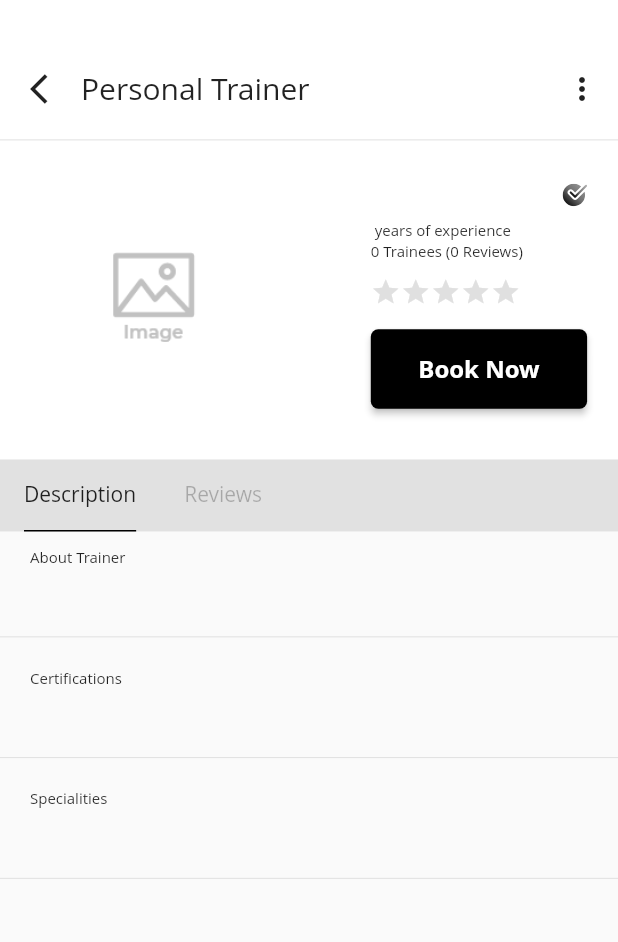
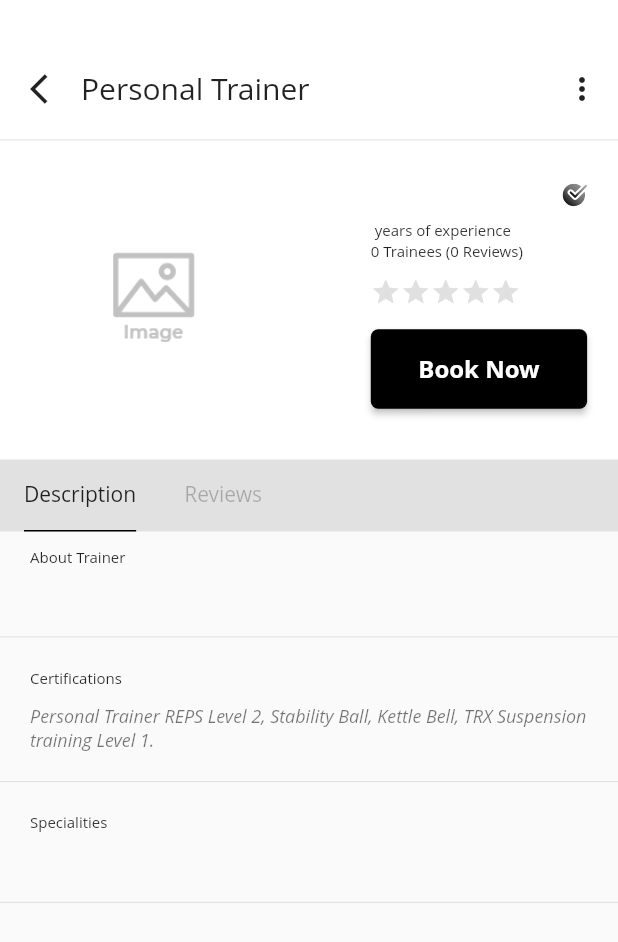
Before and after one commit to NSL-Infotech-PVT-LTD/Fitness-V, a Flutter app: the TrainerDetail screen opened directly with empty values, on a phone screen of 412 x 824 dp. Shown: the top 942 px of the screen. Run offline on Flutter 3.47's test engine with Material 2 defaults, Android fonts, the phone set to English and light mode, and no system bars; our stand-ins replace carousel_slider, connectivity, device_info, dotted_border, flutter_spinkit, flutter_svg and 4 more; missing offline and left inert: flutter_screen_scaler; accounts and stored records are empty; network calls fail.

Commit message:
Responsive issue fixed

```diff
--- a/lib/Bookings/all_bookings.dart
+++ b/lib/Bookings/all_bookings.dart
@@ -37,6 +37,7 @@ class AllBookingsState extends State<AllBookings> {
     _groupClass = false;
     _events = false;
 
+    _bookingList.clear();
     _page = 1;
     _total = 1;
     _isLoading = false;
--- a/lib/GroupClasses/group_classes.dart
+++ b/lib/GroupClasses/group_classes.dart
@@ -187,7 +187,7 @@ class GroupClassState extends State<GroupClass> {
             padding: EdgeInsets.symmetric(vertical: 8.0),
             itemBuilder: (BuildContext context, int index) {
               if (index == users.length) {
-                return buildProgressIndicator(isLoading);
+                return buildProgressIndicatorCenter(isLoading);
               } else {
                 return CustomGroupState(
                     items: CustomGroupClass(
--- a/lib/Methods.dart
+++ b/lib/Methods.dart
@@ -262,6 +262,7 @@ Future<bool> bookingFunction(String auth, context, String model_type,
                 ScaleRoute(
                     page: BookingConfirmed(
                   createdAt: response.data.booking.created_at,
+                      hours: hours,
                   image: response.data.booking.model_type == 'class_schedules'
                       ? response.data.booking.model_detail.class_detail.image
                       : response.data.booking.model_detail.image,
--- a/lib/TrainerPackage/TrainerDetail.dart
+++ b/lib/TrainerPackage/TrainerDetail.dart
@@ -22,7 +22,7 @@ class TrainerDetail extends StatefulWidget {
 
 class TrainerDetailState extends State<TrainerDetail>
     with SingleTickerProviderStateMixin {
-  String fullName = '', expirence = '', services = '', about = '', certifications = '',specialities = '', imgLink;
+  String fullName = '', expirence = '', services = '', about = '', imgLink;
   int trainees = 0, reviewsCount = 0;
   bool is_booked_by_me = false;
   TabController controller;
@@ -66,8 +66,6 @@ class TrainerDetailState extends State<TrainerDetail>
               rating = response.data.trainer.rating_avg;
               expirence = response.data.trainer.expirence;
               trainees = response.data.trainer.booking_cnt;
-              certifications = response.data.trainer.certifications;
-              specialities = response.data.trainer.specialities;
               is_booked_by_me = response.data.trainer.is_booked_by_me;
 
               if (response.data.related.length > 0) {
@@ -376,9 +374,7 @@ class TrainerDetailState extends State<TrainerDetail>
           child: TabBarView(
             controller: controller,
             children: <Widget>[
-              Wrap(
-                children: <Widget>[
-                  Container(
+              SingleChildScrollView(
                 child: Column(
                   crossAxisAlignment: CrossAxisAlignment.start,
                   mainAxisAlignment: MainAxisAlignment.start,
@@ -421,7 +417,7 @@ class TrainerDetailState extends State<TrainerDetail>
                     Padding(
                       padding: EdgeInsets.only(left: 20, top: 10, right: 20),
                       child: Text(
-                           certifications!=null?certifications:'',
+                        'Personal Trainer REPS Level 2, Stability Ball, Kettle Bell, TRX Suspension training Level 1.',
                         style: TextStyle(
                             fontSize: 12,
                             color: Colors.black54,
@@ -447,9 +443,9 @@ class TrainerDetailState extends State<TrainerDetail>
                     Padding(
                       padding: EdgeInsets.only(left: 20, top: 10, right: 20),
                       child: Text(
-                            specialities == null
+                        services == null
                             ? 'Body building. Fitness. Strength and Conditioning. Diet and Nutrition. Supplementation. Contest Prep.'
-                                : specialities,
+                            : services,
                         style: TextStyle(
                           fontSize: 12,
                           color: Colors.black54,
@@ -470,7 +466,7 @@ class TrainerDetailState extends State<TrainerDetail>
                           style: TextStyle(fontSize: 12)),
                     ),
                     Padding(
-                            padding: EdgeInsets.only(left: 20, right: 0),
+                        padding: EdgeInsets.only(left: 20, right: 0,bottom: 20),
                         child: Container(
                           height:200,
                           child: ListView.builder(
@@ -495,10 +491,11 @@ class TrainerDetailState extends State<TrainerDetail>
                             scrollDirection: Axis.horizontal,
                           ),
                         )),
+                    SizedBox(
+                      height: 20,
+                    )
                   ],
                 ),
-                  )
-                ],
               ),
               reviewList.length > 0
                   ? ListView.builder(
```
Also changed, not shown: lib/Bookings/BookingConfirmed.dart (+10 -2 lines), lib/MemberDashboard/DashboardChild/Event/eventDetail.dart (+6 -7 lines), lib/Methods/Method.dart (+14 -0 lines), lib/changes.dart (+42 -7 lines). Lines whose indentation alone changed are shown as unchanged.
